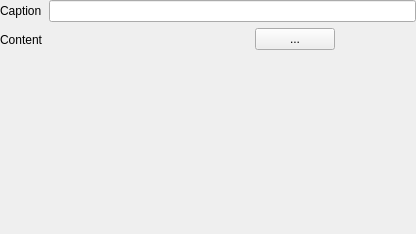
The window that GGEditor_src/ui/panes/ggcontenteditorpane.ui (kingnak/GameGenerator) describes before a commit, drawn with Qt 5.
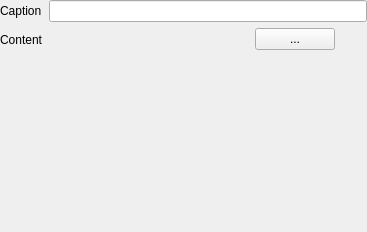
The same window after the commit.

What changed in the file:
```diff
--- a/GGEditor_src/ui/panes/ggcontenteditorpane.ui
+++ b/GGEditor_src/ui/panes/ggcontenteditorpane.ui
@@ -6,8 +6,8 @@
    <rect>
     <x>0</x>
     <y>0</y>
-    <width>416</width>
-    <height>234</height>
+    <width>367</width>
+    <height>232</height>
    </rect>
   </property>
   <property name="windowTitle">
```
Left out of the diff: 31 changed lines with no effect on the pictures.
